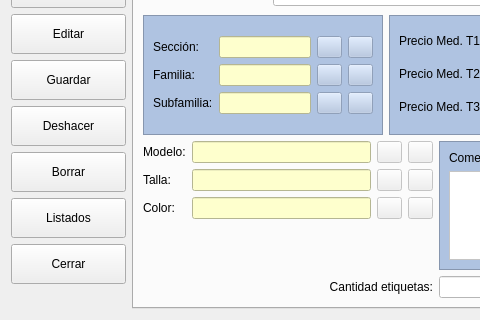
First picture: the form in frmarticulos.ui, repository arcnexus/RedFoX, before the edit; both pictures show x 0 to 480 and y 210 to 530 of the 1020 by 530 pixel window.
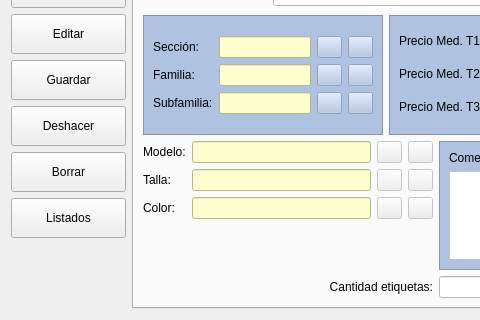
Second picture: the form after the edit. Icons and pictures are not drawn.

Commit message: ToolButons y botones cerrar Cambiados los ToolButton por sus Menu Action correspondientes en MainWindow. Borrado los borrotes cerrar de la subforms.

The edit to the form file:
```diff
--- a/frmarticulos.ui
+++ b/frmarticulos.ui
@@ -7,7 +7,7 @@
     <x>0</x>
     <y>0</y>
     <width>1020</width>
-    <height>489</height>
+    <height>490</height>
    </rect>
   </property>
   <property name="maximumSize">
@@ -239,29 +239,6 @@
        </property>
       </widget>
      </item>
-     <item>
-      <widget class="QPushButton" name="botCerrar">
-       <property name="minimumSize">
-        <size>
-         <width>115</width>
-         <height>40</height>
-        </size>
-       </property>
-       <property name="text">
-        <string>Cerrar</string>
-       </property>
-       <property name="icon">
-        <iconset resource="terra.qrc">
-         <normaloff>:/Icons/PNG/Exit.png</normaloff>:/Icons/PNG/Exit.png</iconset>
-       </property>
-       <property name="iconSize">
-        <size>
-         <width>24</width>
-         <height>24</height>
-        </size>
-       </property>
-      </widget>
-     </item>
      <item>
       <spacer name="verticalSpacer_3">
        <property name="orientation">
```
Left out of the diff: 32 changed lines with no effect on the pictures. The commit also changes 16 other files.
